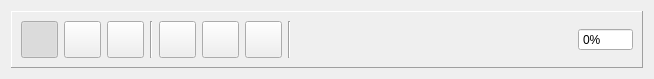
Before: the Qt Designer form compound_widgets/main_toolbar/maintoolbar.ui in jreuss/tudimapper, drawn with Qt 5.
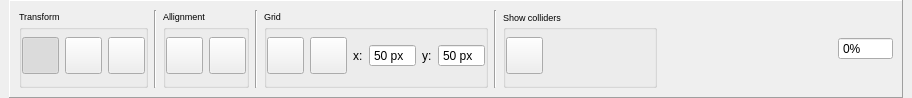
After: the same form once the commit is applied. Icons and pictures are not drawn.

What changed in the file:
```diff
--- a/compound_widgets/main_toolbar/maintoolbar.ui
+++ b/compound_widgets/main_toolbar/maintoolbar.ui
@@ -6,14 +6,26 @@
    <rect>
     <x>0</x>
     <y>0</y>
-    <width>654</width>
-    <height>79</height>
+    <width>912</width>
+    <height>98</height>
    </rect>
   </property>
   <property name="windowTitle">
    <string>Form</string>
   </property>
   <layout class="QVBoxLayout" name="verticalLayout">
+   <property name="leftMargin">
+    <number>9</number>
+   </property>
+   <property name="topMargin">
+    <number>0</number>
+   </property>
+   <property name="rightMargin">
+    <number>9</number>
+   </property>
+   <property name="bottomMargin">
+    <number>0</number>
+   </property>
    <item>
     <widget class="QFrame" name="frame">
      <property name="frameShape">
@@ -27,13 +39,28 @@
      </property>
      <layout class="QHBoxLayout" name="horizontalLayout_3">
       <item>
+       <widget class="QGroupBox" name="groupBox_2">
+        <property name="font">
+         <font>
+          <pointsize>7</pointsize>
+         </font>
+        </property>
+        <property name="title">
+         <string>Transform</string>
+        </property>
        <layout class="QHBoxLayout" name="horizontalLayout">
-        <property name="spacing">
-         <number>6</number>
+         <property name="leftMargin">
+          <number>0</number>
+         </property>
+         <property name="topMargin">
+          <number>0</number>
         </property>
         <property name="rightMargin">
          <number>0</number>
         </property>
+         <property name="bottomMargin">
+          <number>0</number>
+         </property>
         <item>
          <widget class="QPushButton" name="btn_translate">
           <property name="minimumSize">
@@ -152,6 +179,7 @@
          </widget>
         </item>
        </layout>
+       </widget>
       </item>
       <item>
        <widget class="Line" name="line_2">
@@ -161,40 +189,28 @@
        </widget>
       </item>
       <item>
-       <widget class="QPushButton" name="btn_collider">
-        <property name="minimumSize">
-         <size>
-          <width>37</width>
-          <height>37</height>
-         </size>
+       <widget class="QGroupBox" name="groupBox_3">
+        <property name="font">
+         <font>
+          <pointsize>7</pointsize>
+         </font>
         </property>
-        <property name="maximumSize">
-         <size>
-          <width>37</width>
-          <height>37</height>
-         </size>
+        <property name="title">
+         <string>Allignment</string>
         </property>
-        <property name="toolTip">
-         <string>View colliders</string>
-        </property>
-        <property name="text">
-         <string/>
-        </property>
-        <property name="icon">
-         <iconset resource="../../images.qrc">
-          <normaloff>:/icons/actioncollider</normaloff>:/icons/actioncollider</iconset>
-        </property>
-        <property name="iconSize">
-         <size>
-          <width>30</width>
-          <height>30</height>
-         </size>
-        </property>
-        <property name="checkable">
-         <bool>true</bool>
-        </property>
-       </widget>
-      </item>
+        <layout class="QHBoxLayout" name="horizontalLayout_5">
+         <property name="leftMargin">
+          <number>0</number>
+         </property>
+         <property name="topMargin">
+          <number>0</number>
+         </property>
+         <property name="rightMargin">
+          <number>0</number>
+         </property>
+         <property name="bottomMargin">
+          <number>0</number>
+         </property>
       <item>
        <widget class="QPushButton" name="alignX">
         <property name="minimumSize">
@@ -253,6 +269,9 @@
         </property>
        </widget>
       </item>
+        </layout>
+       </widget>
+      </item>
       <item>
        <widget class="Line" name="line">
         <property name="orientation">
@@ -260,6 +279,258 @@
         </property>
        </widget>
       </item>
+      <item>
+       <widget class="QGroupBox" name="groupBox">
+        <property name="font">
+         <font>
+          <pointsize>7</pointsize>
+         </font>
+        </property>
+        <property name="title">
+         <string>Grid</string>
+        </property>
+        <layout class="QHBoxLayout" name="horizontalLayout_4">
+         <property name="leftMargin">
+          <number>0</number>
+         </property>
+         <property name="topMargin">
+          <number>0</number>
+         </property>
+         <property name="rightMargin">
+          <number>0</number>
+         </property>
+         <property name="bottomMargin">
+          <number>0</number>
+         </property>
+         <item>
+          <widget class="QPushButton" name="btn_show_grid">
+           <property name="minimumSize">
+            <size>
+             <width>37</width>
+             <height>37</height>
+            </size>
+           </property>
+           <property name="maximumSize">
+            <size>
+             <width>37</width>
+             <height>37</height>
+            </size>
+           </property>
+           <property name="text">
+            <string/>
+           </property>
+           <property name="icon">
+            <iconset resource="../../images.qrc">
+             <normaloff>:/icons/show_grid</normaloff>:/icons/show_grid</iconset>
+           </property>
+           <property name="iconSize">
+            <size>
+             <width>30</width>
+             <height>30</height>
+            </size>
+           </property>
+           <property name="checkable">
+            <bool>true</bool>
+           </property>
+          </widget>
+         </item>
+         <item>
+          <widget class="QPushButton" name="btn_snap_grid">
+           <property name="minimumSize">
+            <size>
+             <width>37</width>
+             <height>37</height>
+            </size>
+           </property>
+           <property name="maximumSize">
+            <size>
+             <width>37</width>
+             <height>37</height>
+            </size>
+           </property>
+           <property name="toolTip">
+            <string>Snap to grid</string>
+           </property>
+           <property name="text">
+            <string/>
+           </property>
+           <property name="icon">
+            <iconset resource="../../images.qrc">
+             <normaloff>:/icons/snap_icon</normaloff>:/icons/snap_icon</iconset>
+           </property>
+           <property name="iconSize">
+            <size>
+             <width>30</width>
+             <height>30</height>
+            </size>
+           </property>
+           <property name="checkable">
+            <bool>true</bool>
+           </property>
+          </widget>
+         </item>
+         <item>
+          <widget class="QLabel" name="label_2">
+           <property name="font">
+            <font>
+             <pointsize>9</pointsize>
+            </font>
+           </property>
+           <property name="text">
+            <string>x:</string>
+           </property>
+          </widget>
+         </item>
+         <item>
+          <widget class="QSpinBox" name="spinBox_x_grid">
+           <property name="font">
+            <font>
+             <pointsize>9</pointsize>
+            </font>
+           </property>
+           <property name="buttonSymbols">
+            <enum>QAbstractSpinBox::NoButtons</enum>
+           </property>
+           <property name="suffix">
+            <string> px</string>
+           </property>
+           <property name="prefix">
+            <string/>
+           </property>
+           <property name="minimum">
+            <number>5</number>
+           </property>
+           <property name="maximum">
+            <number>500</number>
+           </property>
+           <property name="value">
+            <number>50</number>
+           </property>
+          </widget>
+         </item>
+         <item>
+          <widget class="QLabel" name="label_3">
+           <property name="font">
+            <font>
+             <pointsize>9</pointsize>
+            </font>
+           </property>
+           <property name="text">
+            <string>y:</string>
+           </property>
+          </widget>
+         </item>
+         <item>
+          <widget class="QSpinBox" name="spinBox_y_grid">
+           <property name="font">
+            <font>
+             <pointsize>9</pointsize>
+            </font>
+           </property>
+           <property name="buttonSymbols">
+            <enum>QAbstractSpinBox::NoButtons</enum>
+           </property>
+           <property name="suffix">
+            <string> px</string>
+           </property>
+           <property name="minimum">
+            <number>5</number>
+           </property>
+           <property name="maximum">
+            <number>500</number>
+           </property>
+           <property name="value">
+            <number>50</number>
+           </property>
+          </widget>
+         </item>
+        </layout>
+       </widget>
+      </item>
+      <item>
+       <widget class="Line" name="line_3">
+        <property name="orientation">
+         <enum>Qt::Vertical</enum>
+        </property>
+       </widget>
+      </item>
+      <item>
+       <widget class="QGroupBox" name="groupBox_4">
+        <property name="font">
+         <font>
+          <pointsize>7</pointsize>
+         </font>
+        </property>
+        <property name="title">
+         <string>Show colliders</string>
+        </property>
+        <property name="alignment">
+         <set>Qt::AlignLeading|Qt::AlignLeft|Qt::AlignVCenter</set>
+        </property>
+        <layout class="QHBoxLayout" name="horizontalLayout_6">
+         <property name="leftMargin">
+          <number>0</number>
+         </property>
+         <property name="topMargin">
+          <number>0</number>
+         </property>
+         <property name="rightMargin">
+          <number>0</number>
+         </property>
+         <property name="bottomMargin">
+          <number>0</number>
+         </property>
+         <item>
+          <widget class="QPushButton" name="btn_collider">
+           <property name="minimumSize">
+            <size>
+             <width>37</width>
+             <height>37</height>
+            </size>
+           </property>
+           <property name="maximumSize">
+            <size>
+             <width>37</width>
+             <height>37</height>
+            </size>
+           </property>
+           <property name="toolTip">
+            <string>View colliders</string>
+           </property>
+           <property name="text">
+            <string/>
+           </property>
+           <property name="icon">
+            <iconset resource="../../images.qrc">
+             <normaloff>:/icons/actioncollider</normaloff>:/icons/actioncollider</iconset>
+           </property>
+           <property name="iconSize">
+            <size>
+             <width>30</width>
+             <height>30</height>
+            </size>
+           </property>
+           <property name="checkable">
+            <bool>true</bool>
+           </property>
+          </widget>
+         </item>
+         <item>
+          <spacer name="horizontalSpacer_2">
+           <property name="orientation">
+            <enum>Qt::Horizontal</enum>
+           </property>
+           <property name="sizeHint" stdset="0">
+            <size>
+             <width>40</width>
+             <height>20</height>
+            </size>
+           </property>
+          </spacer>
+         </item>
+        </layout>
+       </widget>
+      </item>
       <item>
        <spacer name="horizontalSpacer">
         <property name="orientation">
```
Lines whose indentation alone changed are shown as unchanged.
